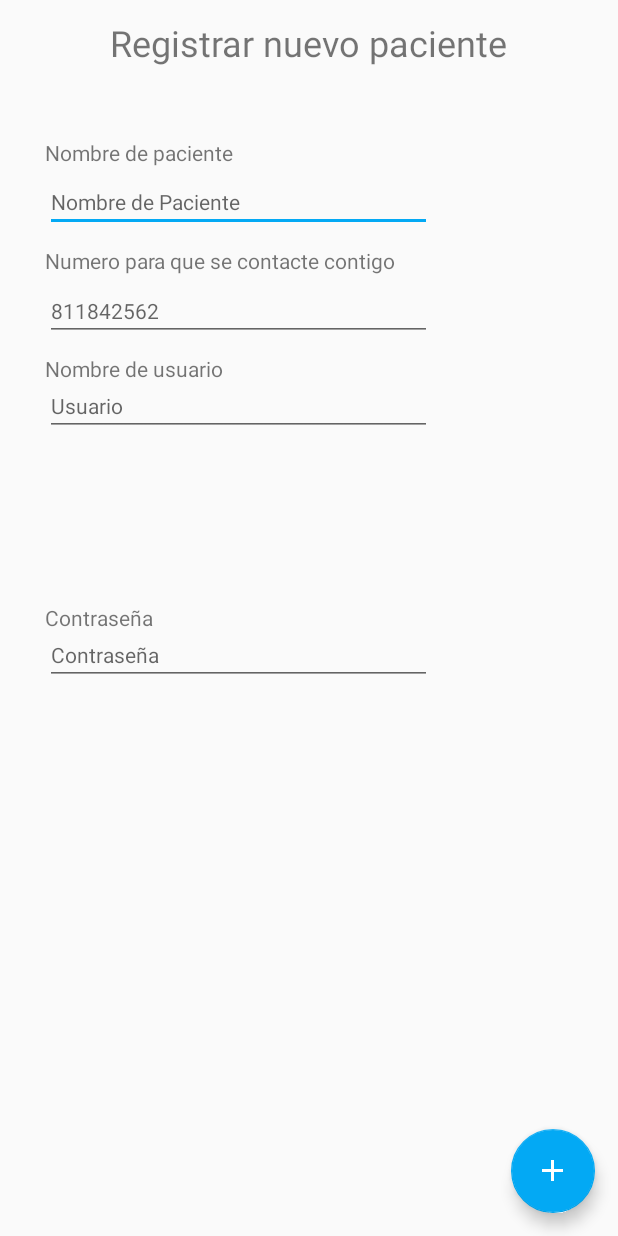
After one commit to JairoHB/Fleming_Reminder, an Android app: the registerpac screen opened directly, with no data from a screen before it, on a phone screen of 412 x 824 dp. The commit adds this screen. Run offline under Robolectric (Android 15) with nearby library versions, the phone set to English and light mode, and no system bars.

Commit message:
Login-Registro DOCTORES Y PACIENTES, BOTON DE PANICO FUNCIONANDO

```diff
--- a/app/src/main/AndroidManifest.xml
+++ b/app/src/main/AndroidManifest.xml
@@ -25,6 +25,7 @@
         <activity android:name=".medicine.MedicineActivity" />
         <activity android:name=".login" />
         <activity android:name=".registermed" />
+        <activity android:name=".registerpac" />
         <activity android:name=".addmedicine.AddMedicineActivity" />
         <activity android:name=".alarm.ReminderActivity" />
         <activity android:name=".report.MonthlyReportActivity"/>
--- a/app/src/main/java/com/gautam/medicinetime/registermed.java
+++ b/app/src/main/java/com/gautam/medicinetime/registermed.java
@@ -39,7 +39,7 @@ public class registermed extends Activity {
                 }
                 else {
                     if (pas.equals(pas2)){
-                        //user jairo28 pass 123 DOCTOR
+                        //user jairo27 pass 123 DOCTOR
                         Boolean chkeusername = db.chkusername(usn);
                         if(chkeusername==true){
                             Boolean chkemail = db.chkemail(ema);
--- /dev/null
+++ b/app/src/main/java/com/gautam/medicinetime/registerpac.java
@@ -0,0 +1,60 @@
+package com.gautam.medicinetime;
+
+import android.os.Bundle;
+import android.support.design.widget.FloatingActionButton;
+import android.support.v7.app.AppCompatActivity;
+import android.view.View;
+import android.widget.EditText;
+import android.widget.Toast;
+import com.gautam.medicinetime.Session;
+import com.gautam.medicinetime.data.source.local.MedicineDBHelper;
+
+public class registerpac extends AppCompatActivity {
+
+    MedicineDBHelper db;
+    EditText nom, tel, username, password;
+    private Session session;
+
+    @Override
+    protected void onCreate(Bundle savedInstanceState) {
+        super.onCreate(savedInstanceState);
+        setContentView(R.layout.register_pac);
+        session = new Session(this);
+
+        db= new MedicineDBHelper(this);
+        nom=(EditText)findViewById(R.id.txtregpacnom);
+        tel=(EditText)findViewById(R.id.txtregpactel);
+        username=(EditText)findViewById(R.id.txtregpacuser);
+        password=(EditText)findViewById(R.id.txtregpacpass);
+
+        FloatingActionButton fab = (FloatingActionButton) findViewById(R.id.fab_addpac_task_done);
+        fab.setImageResource(R.drawable.ic_add);
+        fab.setOnClickListener(new View.OnClickListener() {
+            @Override
+            public void onClick(View v) {
+                String nom1 = nom.getText().toString();
+                String tel1 = tel.getText().toString();
+                String usn = username.getText().toString();
+                String pas = password.getText().toString();
+                String medico = session.getid();
+                if(usn.equals("") || nom1.equals("") || pas.equals("") || tel1.equals("")){
+                    Toast.makeText(getApplicationContext(),"No dejes ningun campo vacio", Toast.LENGTH_SHORT).show();
+                }
+                else {
+                    Toast.makeText(getApplicationContext(), medico, Toast.LENGTH_SHORT).show();
+                    //user jaz27 pass 123 DOCTOR
+                    Boolean chkeusername = db.chkusernamepac(usn);
+                    if(chkeusername==true){
+                        Boolean insert1 = db.insertpacientes(nom1, usn, tel1, pas, medico);
+                        if (insert1 == true) {
+                            Toast.makeText(getApplicationContext(), "Registro Con Exito", Toast.LENGTH_SHORT).show();
+                        }
+                    }
+                    else{
+                        Toast.makeText(getApplicationContext(),"Usuario Registrado, intenta otro", Toast.LENGTH_SHORT).show();
+                    }
+                }
+            }
+        });
+    }
+}
--- /dev/null
+++ b/app/src/main/res/layout/register_pac.xml
@@ -0,0 +1,113 @@
+<?xml version="1.0" encoding="utf-8"?>
+<RelativeLayout xmlns:android="http://schemas.android.com/apk/res/android"
+    xmlns:app="http://schemas.android.com/apk/res-auto"
+    android:orientation="vertical"
+    android:layout_width="match_parent"
+    android:layout_height="match_parent">
+
+    <TextView
+        android:id="@+id/textView4"
+        android:layout_width="wrap_content"
+        android:layout_height="wrap_content"
+        android:layout_alignParentTop="true"
+        android:layout_centerHorizontal="true"
+        android:layout_marginTop="12dp"
+        android:text="Registrar nuevo paciente"
+        android:textSize="24sp" />
+
+    <TextView
+        android:id="@+id/textView6"
+        android:layout_width="wrap_content"
+        android:layout_height="wrap_content"
+        android:layout_alignParentStart="true"
+        android:layout_alignParentTop="true"
+        android:layout_marginStart="30dp"
+        android:layout_marginTop="92dp"
+        android:text="Nombre de paciente" />
+
+    <TextView
+        android:id="@+id/textView7"
+        android:layout_width="wrap_content"
+        android:layout_height="wrap_content"
+        android:layout_alignParentTop="true"
+        android:layout_alignStart="@+id/textView6"
+        android:layout_marginTop="164dp"
+        android:text="Numero para que se contacte contigo" />
+
+    <TextView
+        android:id="@+id/textView8"
+        android:layout_width="wrap_content"
+        android:layout_height="wrap_content"
+        android:layout_alignParentTop="true"
+        android:layout_alignStart="@+id/textView6"
+        android:layout_marginTop="236dp"
+        android:text="Nombre de usuario" />
+
+    <TextView
+        android:id="@+id/textView9"
+        android:layout_width="wrap_content"
+        android:layout_height="wrap_content"
+        android:layout_alignStart="@+id/textView6"
+        android:layout_centerVertical="true"
+        android:text="Contraseña" />
+
+    <EditText
+        android:id="@+id/txtregpacnom"
+        android:layout_width="258dp"
+        android:layout_height="35dp"
+        android:layout_alignParentTop="true"
+        android:layout_alignStart="@+id/textView6"
+        android:layout_marginTop="119dp"
+        android:ems="10"
+        android:hint="Nombre de Paciente"
+        android:inputType="textPersonName"
+        android:textSize="14sp" />
+
+    <EditText
+        android:id="@+id/txtregpactel"
+        android:layout_width="258dp"
+        android:layout_height="35dp"
+        android:layout_alignParentTop="true"
+        android:layout_alignStart="@+id/textView6"
+        android:layout_marginTop="192dp"
+        android:ems="10"
+        android:hint="811842562"
+        android:inputType="phone"
+        android:textSize="14sp" />
+
+    <EditText
+        android:id="@+id/txtregpacuser"
+        android:layout_width="258dp"
+        android:layout_height="35dp"
+        android:layout_alignStart="@+id/textView6"
+        android:layout_below="@+id/textView8"
+        android:ems="10"
+        android:hint="Usuario"
+        android:inputType="textPersonName"
+        android:textSize="14sp" />
+
+    <EditText
+        android:id="@+id/txtregpacpass"
+        android:layout_width="258dp"
+        android:layout_height="35dp"
+        android:layout_alignStart="@+id/textView6"
+        android:layout_below="@+id/textView9"
+        android:ems="10"
+        android:hint="Contraseña"
+        android:inputType="textPersonName"
+        android:textSize="14sp" />
+
+    <android.support.design.widget.FloatingActionButton
+        android:id="@+id/fab_addpac_task_done"
+        android:layout_width="wrap_content"
+        android:layout_height="wrap_content"
+        android:layout_alignParentBottom="true"
+        android:layout_alignParentEnd="true"
+        android:layout_marginBottom="15dp"
+        android:layout_marginEnd="15dp"
+        app:fabSize="normal"
+        app:layout_anchor="@id/contentFrame"
+        app:layout_anchorGravity="bottom|right|end"
+        app:srcCompat="@drawable/ic_add" />
+
+</RelativeLayout>
```
Also changed, not shown: app/src/main/java/com/gautam/medicinetime/Session.java (+13 -0 lines), app/src/main/java/com/gautam/medicinetime/data/source/local/MedicineDBHelper.java (+37 -8 lines), app/src/main/java/com/gautam/medicinetime/login.java (+10 -6 lines), app/src/main/java/com/gautam/medicinetime/medicine/MedicineActivity.java (+53 -44 lines), app/src/main/res/layout/activity_medicine.xml (+11 -0 lines), app/src/main/res/drawable-hdpi/ic_action_addpac.png (added), app/src/main/res/drawable-mdpi/ic_action_addpac.png (added), app/src/main/res/drawable-xhdpi/ic_action_addpac.png (added), app/src/main/res/drawable-xxhdpi/ic_action_addpac.png (added).
